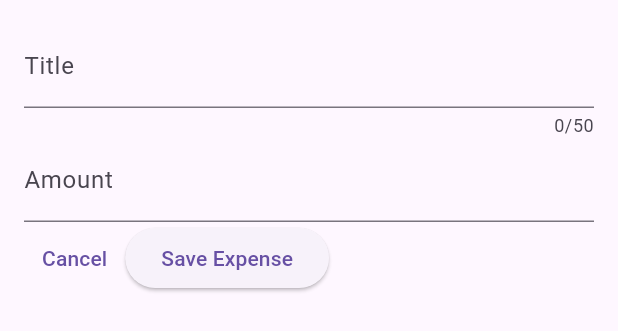
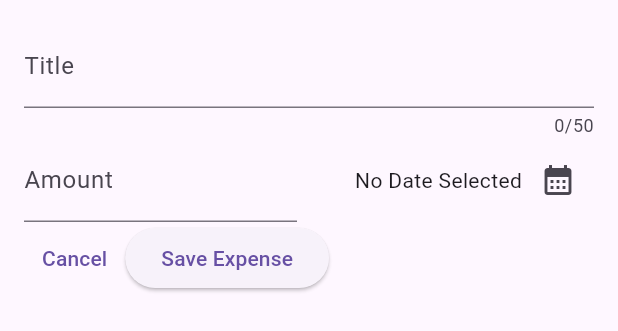
Before and after one commit to shshaheen/Cash-Track, a Flutter app: the NewExpense widget shown alone on an empty page, opened directly, on a phone screen of 412 x 824 dp. Shown: the top 331 px of the screen. Run offline on Flutter 3.47's test engine with Material 3 defaults, Android fonts, the phone set to English and light mode, and no system bars.

Commit message:
Added date picker to select date range from one year ago to today and output selected date

```diff
--- a/lib/widgets/new_expense.dart
+++ b/lib/widgets/new_expense.dart
@@ -1,4 +1,5 @@
 import 'package:flutter/material.dart';
+import 'package:cash_track/models/expense.dart';
 
 class NewExpense extends StatefulWidget {
   const NewExpense({super.key});
@@ -9,16 +10,30 @@
 class _NewExpenseState extends State<NewExpense> {
   final _titleController = TextEditingController();
   final _amountController = TextEditingController();
+  DateTime? _selectedDate;
+  void _presentDatePicker() async {
+    final now = DateTime.now();
+    final firstDate = DateTime(now.year - 1, now.month, now.day);
+    // final lastDate = DateTime(now.year+1, now.month, now.day);
+    final pickedDate = await showDatePicker(
+        context: context,
+        initialDate: now,
+        firstDate: firstDate,
+        lastDate: now);
+    setState(() {
+      _selectedDate = pickedDate;
+    });
+  }
+
   @override
   void dispose() {
     _titleController.dispose();
     _amountController.dispose();
     super.dispose();
   }
+
   @override
   Widget build(BuildContext context) {
-
-
     return Padding(
       padding: EdgeInsets.all(16.0),
       child: Column(
@@ -31,19 +46,44 @@
               label: Text('Title'),
             ),
           ),
-          TextField(
+          Row(
+            children: [
+              Expanded(
+                child: TextField(
                   controller: _amountController,
                   keyboardType: TextInputType.number,
-
                   decoration: InputDecoration(
                     prefixText: '\$',
                     label: Text('Amount'),
                   ),
                 ),
+              ),
+              SizedBox(
+                width: 16,
+              ),
+              Expanded(
+                child: Row(
+                  mainAxisAlignment: MainAxisAlignment.end,
+                  crossAxisAlignment: CrossAxisAlignment.center,
+                  children: [
+                    Text(_selectedDate == null
+                        ? "No Date Selected"
+                        : formatter.format(_selectedDate!)),
+                    IconButton(
+                      onPressed: _presentDatePicker,
+                      icon: Icon(Icons.calendar_month),
+                    ),
+                  ],
+                ),
+              )
+            ],
+          ),
           Row(
             children: [
               TextButton(
-                onPressed: (){},
+                onPressed: () {
+                  Navigator.pop(context);
+                },
                 child: Text("Cancel"),
               ),
               ElevatedButton(
@@ -53,7 +93,6 @@
                   },
                   child: Text("Save Expense")),
               SizedBox(width: 5.0),
-
             ],
           )
         ],
```
Lines whose indentation alone changed are shown as unchanged.
